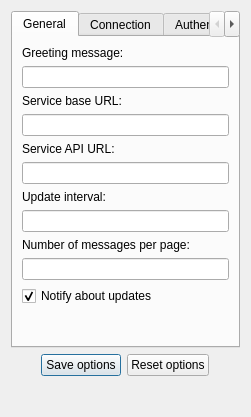
First picture: the form in src/OptionsDialog.ui, repository asolfre/qwit, before the edit.
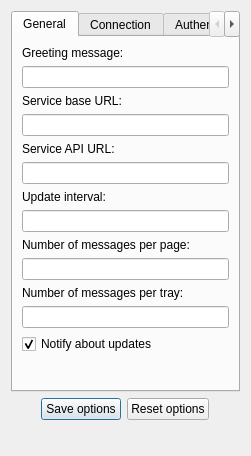
Second picture: the form after the edit.

Commit message: Added change settings "Number of messages per tray"

```diff
--- a/src/OptionsDialog.ui
+++ b/src/OptionsDialog.ui
@@ -6,7 +6,7 @@
     <x>0</x>
     <y>0</y>
     <width>251</width>
-    <height>417</height>
+    <height>456</height>
    </rect>
   </property>
   <property name="windowTitle" >
@@ -83,6 +83,19 @@
            <item>
             <widget class="QLineEdit" name="messagesPerPageLineEdit" />
            </item>
+           <item>
+            <widget class="QLabel" name="label_12" >
+             <property name="text" >
+              <string>Number of messages per tray:</string>
+             </property>
+             <property name="buddy" >
+              <cstring>intervalLineEdit</cstring>
+             </property>
+            </widget>
+           </item>
+           <item>
+            <widget class="QLineEdit" name="messagesPerTrayLineEdit" />
+           </item>
            <item>
             <widget class="QCheckBox" name="updatesNotificationCheckBox" >
              <property name="text" >
```
The commit also changes 2 other files.
